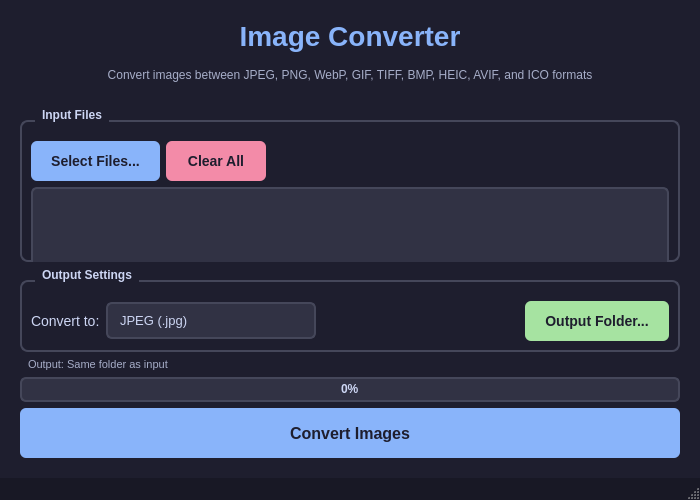
Old version of the form mainwindow.ui in the repository williampepple1/image-converters.
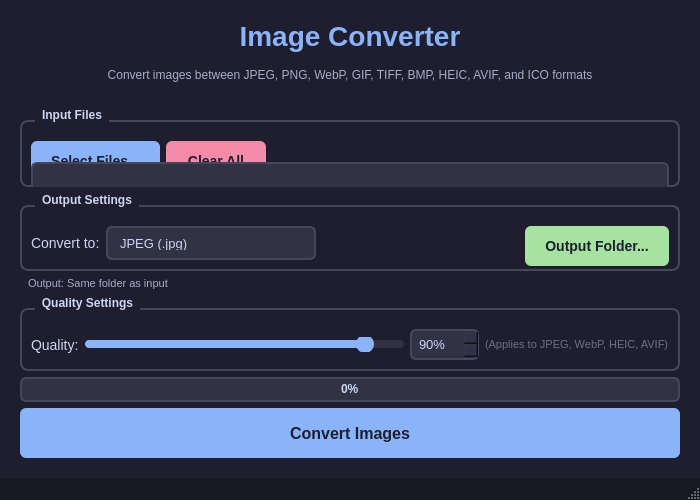
New version of the form.

Commit message: feat: add quality/compression slider for lossy formats (JPEG, WebP, HEIC, AVIF)

The edit to the form file:
```diff
--- a/mainwindow.ui
+++ b/mainwindow.ui
@@ -155,6 +155,42 @@
 QProgressBar::chunk {
     background-color: #89b4fa;
     border-radius: 4px;
+}
+
+QSlider::groove:horizontal {
+    background-color: #313244;
+    height: 8px;
+    border-radius: 4px;
+}
+
+QSlider::handle:horizontal {
+    background-color: #89b4fa;
+    width: 18px;
+    height: 18px;
+    margin: -5px 0;
+    border-radius: 9px;
+}
+
+QSlider::handle:horizontal:hover {
+    background-color: #b4befe;
+}
+
+QSlider::sub-page:horizontal {
+    background-color: #89b4fa;
+    border-radius: 4px;
+}
+
+QSpinBox {
+    background-color: #313244;
+    color: #cdd6f4;
+    border: 2px solid #45475a;
+    border-radius: 6px;
+    padding: 5px;
+    font-size: 13px;
+}
+
+QSpinBox:focus {
+    border-color: #89b4fa;
 }</string>
   </property>
   <widget class="QWidget" name="centralwidget">
@@ -369,6 +405,67 @@
       </property>
      </widget>
     </item>
+    <item>
+     <widget class="QGroupBox" name="qualityGroupBox">
+      <property name="title">
+       <string>Quality Settings</string>
+      </property>
+      <layout class="QHBoxLayout" name="horizontalLayout_3">
+       <item>
+        <widget class="QLabel" name="qualityLabel">
+         <property name="text">
+          <string>Quality:</string>
+         </property>
+         <property name="styleSheet">
+          <string notr="true">font-size: 14px;</string>
+         </property>
+        </widget>
+       </item>
+       <item>
+        <widget class="QSlider" name="qualitySlider">
+         <property name="minimum">
+          <number>1</number>
+         </property>
+         <property name="maximum">
+          <number>100</number>
+         </property>
+         <property name="value">
+          <number>90</number>
+         </property>
+         <property name="orientation">
+          <enum>Qt::Horizontal</enum>
+         </property>
+        </widget>
+       </item>
+       <item>
+        <widget class="QSpinBox" name="qualitySpinBox">
+         <property name="minimum">
+          <number>1</number>
+         </property>
+         <property name="maximum">
+          <number>100</number>
+         </property>
+         <property name="value">
+          <number>90</number>
+         </property>
+         <property name="suffix">
+          <string>%</string>
+         </property>
+        </widget>
+       </item>
+       <item>
+        <widget class="QLabel" name="qualityHintLabel">
+         <property name="text">
+          <string>(Applies to JPEG, WebP, HEIC, AVIF)</string>
+         </property>
+         <property name="styleSheet">
+          <string notr="true">color: #6c7086; font-size: 11px;</string>
+         </property>
+        </widget>
+       </item>
+      </layout>
+     </widget>
+    </item>
     <item>
      <spacer name="verticalSpacer">
       <property name="orientation">
```
The commit also changes 1 other file.
